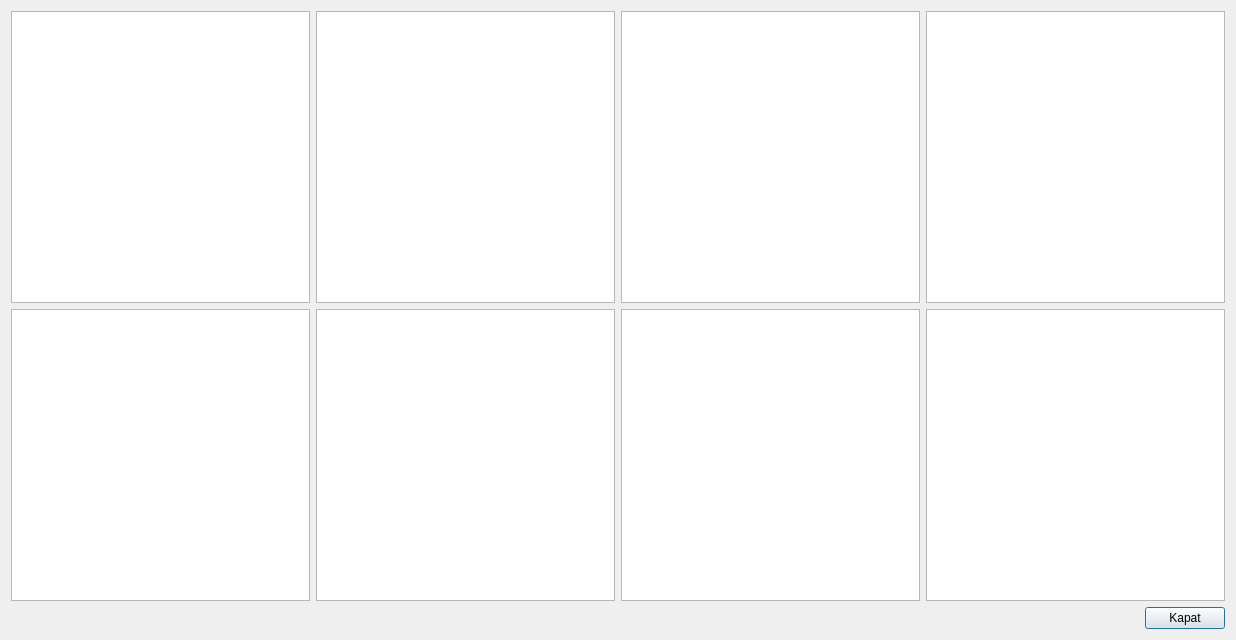
ekcdr/bahcesehirbitirme, file veritabanigoster.ui: the form before one commit.
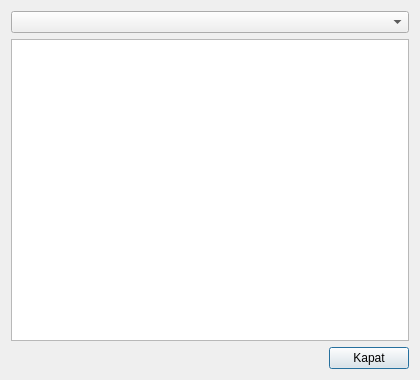
The form after the commit.

What changed in the file:
```diff
--- a/veritabanigoster.ui
+++ b/veritabanigoster.ui
@@ -6,50 +6,15 @@
    <rect>
     <x>0</x>
     <y>0</y>
-    <width>1236</width>
-    <height>640</height>
+    <width>420</width>
+    <height>380</height>
    </rect>
   </property>
   <property name="windowTitle">
    <string>Dialog</string>
   </property>
-  <layout class="QGridLayout" name="gridLayout_2">
-   <item row="0" column="0" colspan="2">
-    <layout class="QGridLayout" name="gridLayout">
-     <item row="0" column="0">
-      <widget class="QTableView" name="tableView"/>
-     </item>
-     <item row="0" column="3">
-      <widget class="QTableView" name="tableView_2"/>
-     </item>
-     <item row="0" column="1">
-      <widget class="QTableView" name="tableView_3"/>
-     </item>
-     <item row="1" column="0">
-      <widget class="QTableView" name="tableView_4"/>
-     </item>
-     <item row="1" column="1">
-      <widget class="QTableView" name="tableView_5"/>
-     </item>
-     <item row="1" column="2">
-      <widget class="QTableView" name="tableView_6"/>
-     </item>
-     <item row="0" column="2">
-      <widget class="QTableView" name="tableView_7"/>
-     </item>
-     <item row="1" column="3">
-      <widget class="QTableView" name="tableView_8"/>
-     </item>
-    </layout>
-   </item>
-   <item row="1" column="1">
-    <widget class="QPushButton" name="btnKapat">
-     <property name="text">
-      <string>Kapat</string>
-     </property>
-    </widget>
-   </item>
-   <item row="1" column="0">
+  <layout class="QGridLayout" name="gridLayout">
+   <item row="2" column="0">
     <spacer name="horizontalSpacer">
      <property name="orientation">
       <enum>Qt::Horizontal</enum>
@@ -62,6 +27,23 @@
      </property>
     </spacer>
    </item>
+   <item row="1" column="0" colspan="2">
+    <widget class="QTableView" name="tableVeritabani"/>
+   </item>
+   <item row="2" column="1">
+    <widget class="QPushButton" name="btnKapat">
+     <property name="text">
+      <string>Kapat</string>
+     </property>
+    </widget>
+   </item>
+   <item row="0" column="0" colspan="2">
+    <widget class="QComboBox" name="cbVeritabani">
+     <property name="insertPolicy">
+      <enum>QComboBox::InsertAlphabetically</enum>
+     </property>
+    </widget>
+   </item>
   </layout>
  </widget>
  <resources/>
```
